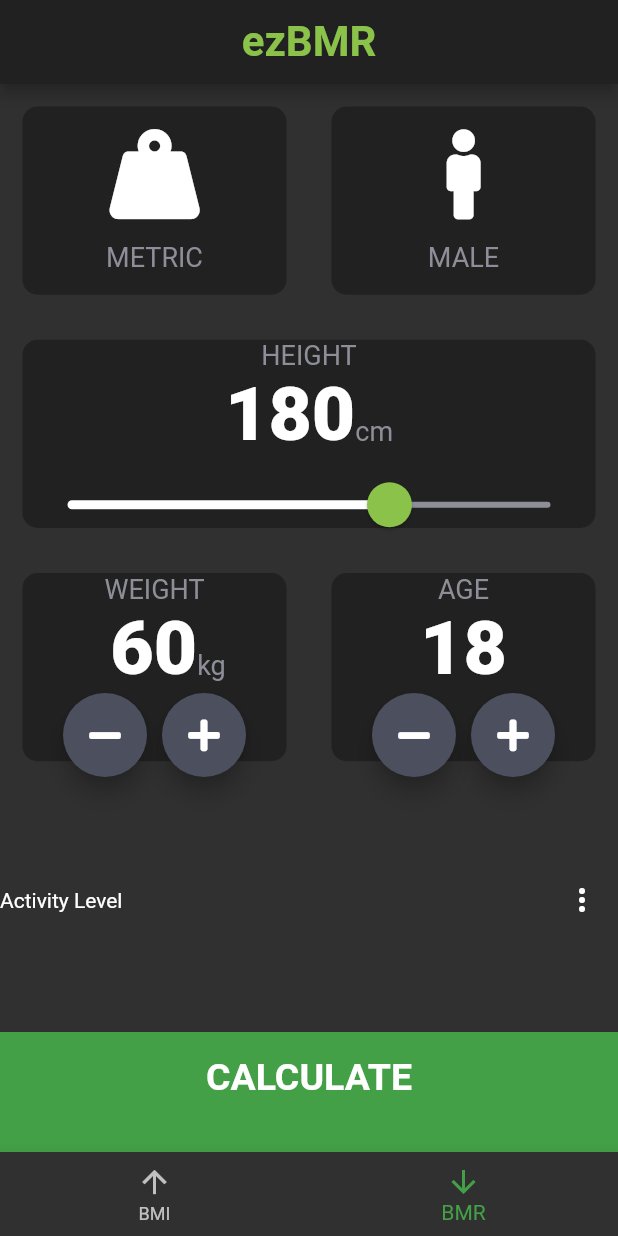
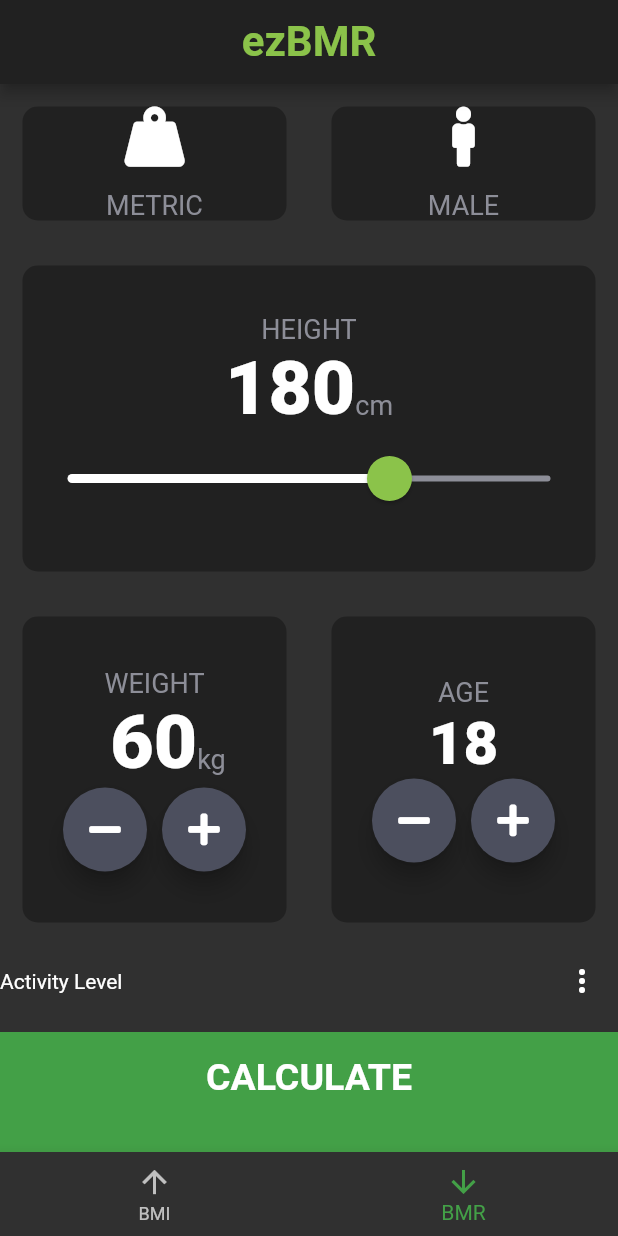
Before and after one commit to jlemanski1/BMI-Calculator, a Flutter app: the screen it shows after launch, item 2 of the bottom bar chosen, on a phone screen of 412 x 824 dp. Run offline on Flutter 3.47's test engine with Material 2 defaults, Android fonts, the phone set to English and light mode, and no system bars; our stand-ins replace font_awesome_flutter; missing offline and left inert: holding_gesture.

Commit message:
Fixed Padding issues using a SafeArea

```diff
--- a/bmi_calculator/lib/pages/bmr_input.dart
+++ b/bmi_calculator/lib/pages/bmr_input.dart
@@ -79,7 +79,7 @@ class _BMRInputPageState extends State<BMRInputPage> {
       ),
       body: Column(
         children: <Widget>[
-          Expanded(child: Row(
+          SafeArea(child: Row(
             children: <Widget>[
               Expanded(
                 child: CustomCard(
@@ -95,7 +95,7 @@ class _BMRInputPageState extends State<BMRInputPage> {
                     Theme.of(context).primaryColor : Theme.of(context).primaryColor.withOpacity(0.6),
                   child: IconContent(
                     cardIconData: FontAwesomeIcons.weightHanging,
-                    iconSize: 60.0,
+                    iconSize: 40.0,
                     cardText: _selectedMeasure == Measurement.metric ? 'METRIC' : 'IMPERIAL',
                   ),
                 ),
@@ -114,7 +114,7 @@ class _BMRInputPageState extends State<BMRInputPage> {
                   Theme.of(context).primaryColor : Theme.of(context).primaryColor.withOpacity(0.6),
                 child: IconContent(
                   cardIconData: _isMale ? FontAwesomeIcons.male : FontAwesomeIcons.female,
-                  iconSize: 60.0,
+                  iconSize: 40.0,
                   cardText: _isMale ? 'MALE' : 'FEMALE',
                   ),
                 ),
@@ -187,7 +187,9 @@ class _BMRInputPageState extends State<BMRInputPage> {
                   children: <Widget>[
                     Text(
                       'WEIGHT',
-                      style: kLabelTextStyle,
+                      style: TextStyle(
+                        fontSize: 18.0, color: Color(0xFF8D8E98)
+                      ),
                     ),
                     Row(
                       mainAxisAlignment: MainAxisAlignment.center,
@@ -284,7 +286,7 @@ class _BMRInputPageState extends State<BMRInputPage> {
                       Text(
                         age.toString(),
                         style: TextStyle(
-                          fontSize: 50.0, fontWeight: FontWeight.w900
+                          fontSize: 40.0, fontWeight: FontWeight.w900
                         ),
                       ),
                       Row(
@@ -335,8 +337,7 @@ class _BMRInputPageState extends State<BMRInputPage> {
               ),
             ],),
           ),
-          Expanded(
-            child: Row(
+          Row(
             children: <Widget>[
               Expanded(
                 child: Text('Activity Level'),
@@ -356,7 +357,7 @@ class _BMRInputPageState extends State<BMRInputPage> {
               ),
             ],
           ),
-          ),
+
           BottomButton(
             buttonTitle: 'CALCULATE',
             colour: Colors.green[600],
```
Lines whose indentation alone changed are shown as unchanged.
